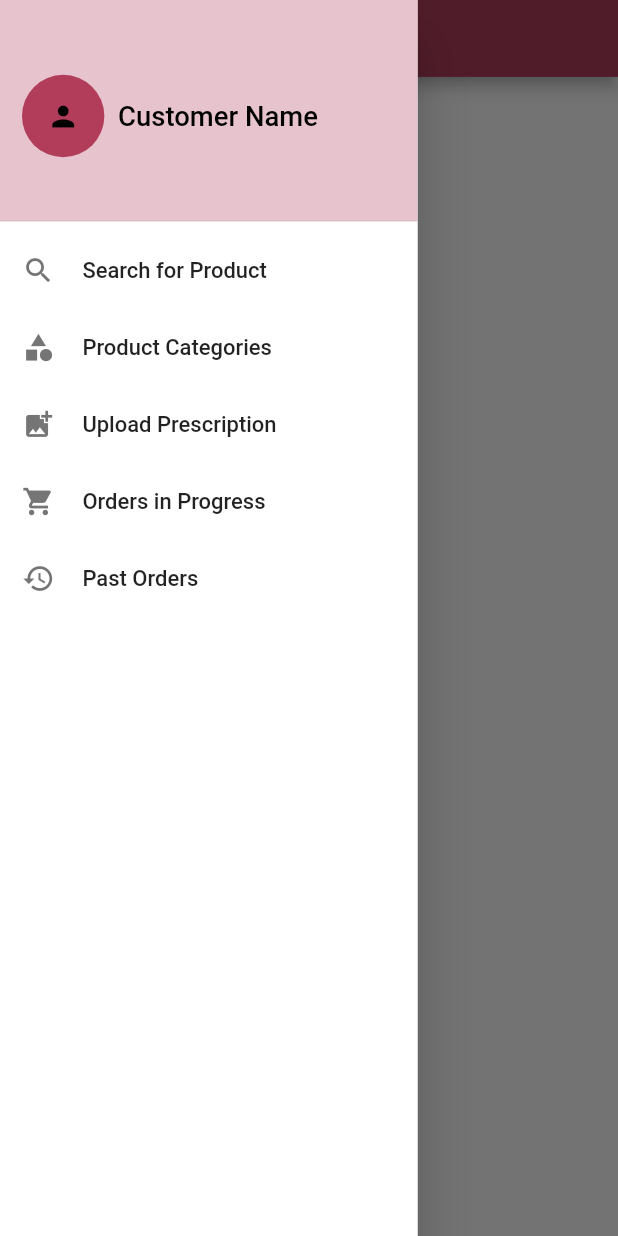
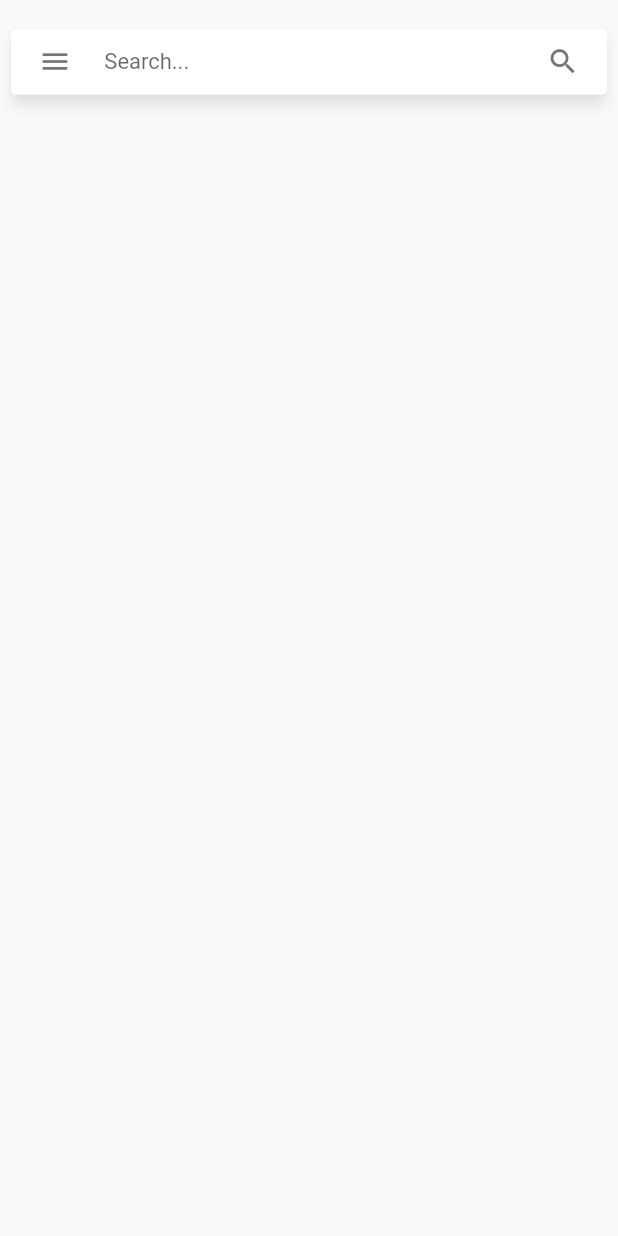
Before and after one commit to SE-Project-Sem-5/GoPharmaFlutter, a Flutter app: the CommonSkeleton screen opened directly, in the side drawer, after a tap on "Search for Product", on a phone screen of 412 x 824 dp. Run offline on Flutter 3.47's test engine with Material 2 defaults, Android fonts, the phone set to English and light mode, and no system bars; drawn by our look-alikes of material_floating_search_bar; our stand-ins replace badges, bloc, camera, carousel_slider, connectivity_plus, email_validator and 5 more; missing offline and left inert: payhere_mobilesdk_flutter; accounts and stored records are empty; Roboto replaces fonts that are missing (SF-Pro).

Commit message:
search bar page created

```diff
--- a/lib/config/routes.dart
+++ b/lib/config/routes.dart
@@ -9,6 +9,7 @@ import 'package:go_pharma/ui/customer/products/product_categories/specific_categ
 import 'package:go_pharma/ui/customer/products/product_home_page.dart';
 import 'package:go_pharma/ui/customer/checkout/shopping_cart_page.dart';
 import 'package:go_pharma/ui/customer/profile/settings.dart';
+import 'package:go_pharma/ui/customer/search_page/search_page.dart';
 import 'package:go_pharma/ui/customer/sign_in/customer_sign_in.dart';
 import 'package:go_pharma/ui/customer/sign_up/customer_sign_up.dart';
 import 'package:go_pharma/ui/delivery_agent/delivery/deliveries_page.dart';
@@ -34,6 +35,7 @@ Map<String, Widget Function(BuildContext context)> routes = {
   CheckoutStart.id: (context) => CheckoutStart(),
   CheckoutReceipt.id: (context) => CheckoutReceipt(),
   ProductCategoriesPage.id: (context) => ProductCategoriesPage(),
+  SearchPage.id: (context) => SearchPage(),
 
   //delivery agent pages
   DeliveryAgentStartingPage.id: (context) => DeliveryAgentStartingPage(),
--- a/lib/ui/customer/drawer.dart
+++ b/lib/ui/customer/drawer.dart
@@ -2,6 +2,7 @@ import 'package:flutter/material.dart';
 import 'package:go_pharma/ui/common/colors.dart';
 import 'package:go_pharma/ui/customer/camera/select_photo_screen.dart';
 import 'package:go_pharma/ui/customer/products/product_categories/categories_routing_page.dart';
+import 'package:go_pharma/ui/customer/search_page/search_page.dart';
 
 class CustomerDrawer extends StatelessWidget {
   const CustomerDrawer({
@@ -49,7 +50,13 @@ class CustomerDrawer extends StatelessWidget {
             DrawerTile(
               text: "Search for Product",
               icon: Icons.search,
-              onTap: () {},
+              onTap: () {
+                Navigator.pop(context);
+                Navigator.pushNamed(
+                  context,
+                  SearchPage.id,
+                );
+              },
             ),
             DrawerTile(
               text: "Product Categories",
--- /dev/null
+++ b/lib/ui/customer/search_page/search_page.dart
@@ -0,0 +1,78 @@
+import 'package:flutter/material.dart';
+import 'package:go_pharma/ui/customer/common_skeleton.dart';
+import 'package:go_pharma/ui/customer/drawer.dart';
+import 'package:material_floating_search_bar/material_floating_search_bar.dart';
+
+class SearchPage extends StatelessWidget {
+  static final String id = "search_page";
+  const SearchPage({Key? key}) : super(key: key);
+
+  @override
+  Widget build(BuildContext context) {
+    return Scaffold(
+      // This is handled by the search bar itself.
+      drawer: CustomerDrawer(),
+      resizeToAvoidBottomInset: false,
+      body: Stack(
+        fit: StackFit.expand,
+        children: [
+          buildFloatingSearchBar(context),
+        ],
+      ),
+    );
+  }
+
+  Widget buildFloatingSearchBar(BuildContext context) {
+    final isPortrait =
+        MediaQuery.of(context).orientation == Orientation.portrait;
+
+    return Padding(
+      padding: const EdgeInsets.only(top: 15.0),
+      child: FloatingSearchBar(
+        hint: 'Search...',
+        scrollPadding: const EdgeInsets.only(top: 16, bottom: 56),
+        transitionDuration: const Duration(milliseconds: 800),
+        transitionCurve: Curves.easeInOut,
+        physics: const BouncingScrollPhysics(),
+        axisAlignment: isPortrait ? 0.0 : -1.0,
+        openAxisAlignment: 0.0,
+        width: isPortrait ? 600 : 500,
+        debounceDelay: const Duration(milliseconds: 500),
+        onQueryChanged: (query) {
+          // Call your model, bloc, controller here.
+        },
+        // Specify a custom transition to be used for
+        // animating between opened and closed stated.
+        transition: CircularFloatingSearchBarTransition(),
+        actions: [
+          FloatingSearchBarAction(
+            showIfOpened: false,
+            child: CircularButton(
+              icon: const Icon(Icons.search),
+              onPressed: () {},
+            ),
+          ),
+          FloatingSearchBarAction.searchToClear(
+            showIfClosed: false,
+          ),
+        ],
+        builder: (context, transition) {
+          return ClipRRect(
+            borderRadius: BorderRadius.circular(8),
+            child: Material(
+              color: Colors.white,
+              elevation: 4.0,
+              child: Column(
+                mainAxisSize: MainAxisSize.min,
+                children: Colors.accents.map((color) {
+                  //TODO: map the search results here
+                  return Container(height: 112, color: color);
+                }).toList(),
+              ),
+            ),
+          );
+        },
+      ),
+    );
+  }
+}
```
